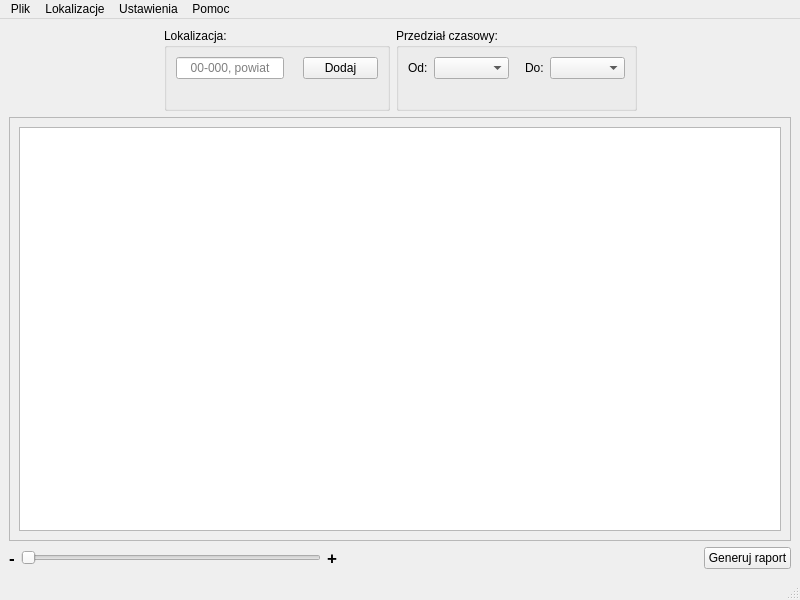
This is Ui/main-window.ui in kuba172/Demog as Qt 5 draws it before an edit. The edited form follows.
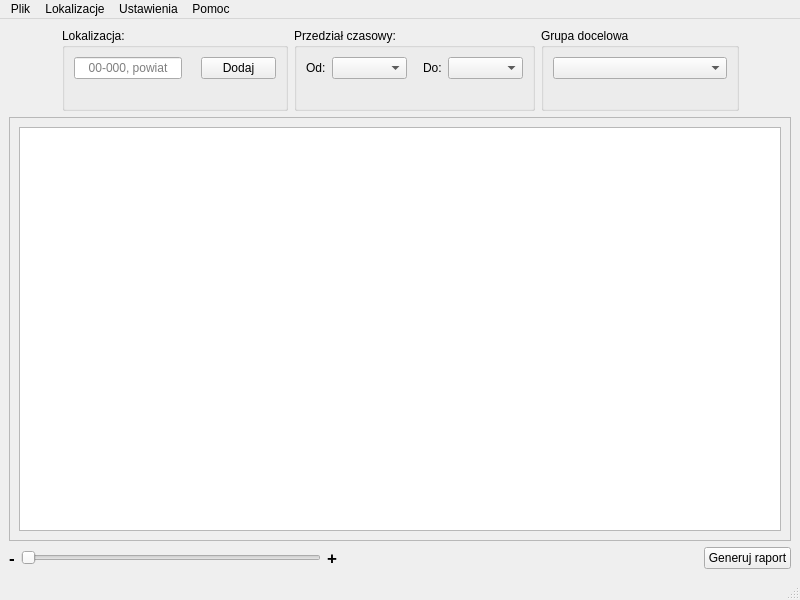
This is the edited form.

Commit message: add choose of target group

```diff
--- a/Ui/main-window.ui
+++ b/Ui/main-window.ui
@@ -219,6 +219,51 @@
         </layout>
        </widget>
       </item>
+      <item>
+       <widget class="QGroupBox" name="groupBox_Target_Group">
+        <property name="title">
+         <string>Grupa docelowa</string>
+        </property>
+        <layout class="QVBoxLayout" name="verticalLayout_6">
+         <item>
+          <layout class="QVBoxLayout" name="verticalLayout_5">
+           <item>
+            <widget class="QComboBox" name="comboBox_Target_Group">
+             <property name="currentIndex">
+              <number>-1</number>
+             </property>
+             <property name="placeholderText">
+              <string>Wybierz grupę docelową... </string>
+             </property>
+             <item>
+              <property name="text">
+               <string>Dzieci i młodzież</string>
+              </property>
+             </item>
+             <item>
+              <property name="text">
+               <string>Dorośli</string>
+              </property>
+             </item>
+             <item>
+              <property name="text">
+               <string>Emeryci</string>
+              </property>
+             </item>
+            </widget>
+           </item>
+           <item>
+            <widget class="QLabel" name="label_Target_Group_Error_Message">
+             <property name="text">
+              <string/>
+             </property>
+            </widget>
+           </item>
+          </layout>
+         </item>
+        </layout>
+       </widget>
+      </item>
       <item>
        <spacer name="horizontalSpacer_3">
         <property name="orientation">
```
The commit also changes 2 other files.
